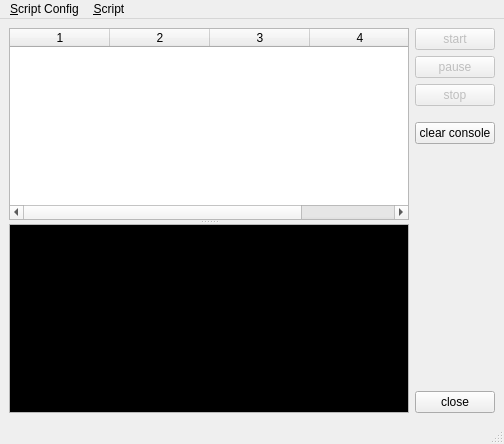
This is ScriptCommunicator/scriptwindow.ui in szieke/ScriptCommunicator_serial-terminal as Qt 5 draws it before an edit. The edited form follows.
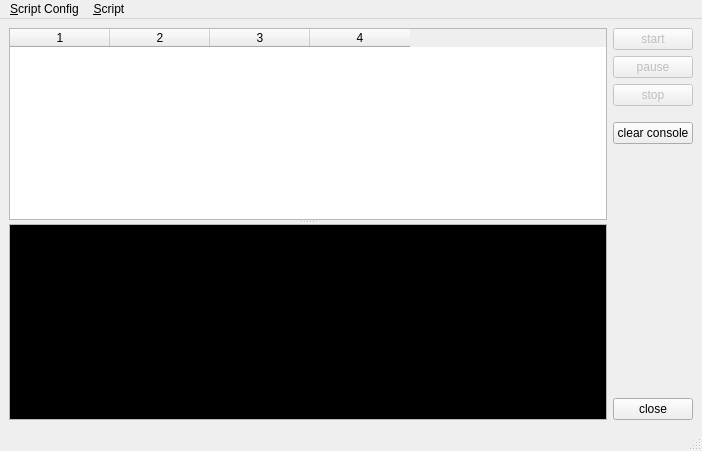
This is the edited form. Icons and pictures are not drawn. Custom widgets are drawn as their Qt base class.

```diff
--- a/ScriptCommunicator/scriptwindow.ui
+++ b/ScriptCommunicator/scriptwindow.ui
@@ -6,8 +6,8 @@
    <rect>
     <x>0</x>
     <y>0</y>
-    <width>504</width>
-    <height>444</height>
+    <width>702</width>
+    <height>451</height>
    </rect>
   </property>
   <property name="windowTitle">
@@ -167,6 +167,15 @@
             </color>
            </brush>
           </colorrole>
+          <colorrole role="PlaceholderText">
+           <brush brushstyle="NoBrush">
+            <color alpha="128">
+             <red>0</red>
+             <green>255</green>
+             <blue>0</blue>
+            </color>
+           </brush>
+          </colorrole>
          </active>
          <inactive>
           <colorrole role="WindowText">
@@ -196,6 +205,15 @@
             </color>
            </brush>
           </colorrole>
+          <colorrole role="PlaceholderText">
+           <brush brushstyle="NoBrush">
+            <color alpha="128">
+             <red>0</red>
+             <green>255</green>
+             <blue>0</blue>
+            </color>
+           </brush>
+          </colorrole>
          </inactive>
          <disabled>
           <colorrole role="WindowText">
@@ -225,6 +243,15 @@
             </color>
            </brush>
           </colorrole>
+          <colorrole role="PlaceholderText">
+           <brush brushstyle="NoBrush">
+            <color alpha="128">
+             <red>0</red>
+             <green>255</green>
+             <blue>0</blue>
+            </color>
+           </brush>
+          </colorrole>
          </disabled>
         </palette>
        </property>
@@ -361,7 +388,7 @@
     <rect>
      <x>0</x>
      <y>0</y>
-     <width>504</width>
+     <width>702</width>
      <height>21</height>
     </rect>
    </property>
```
